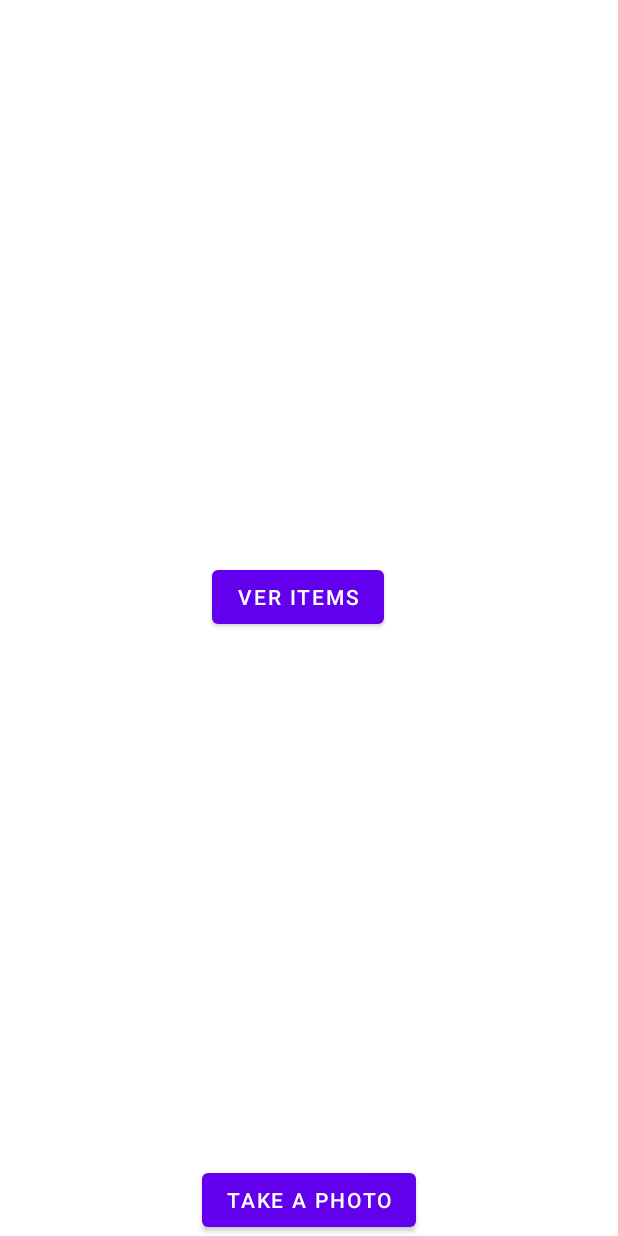
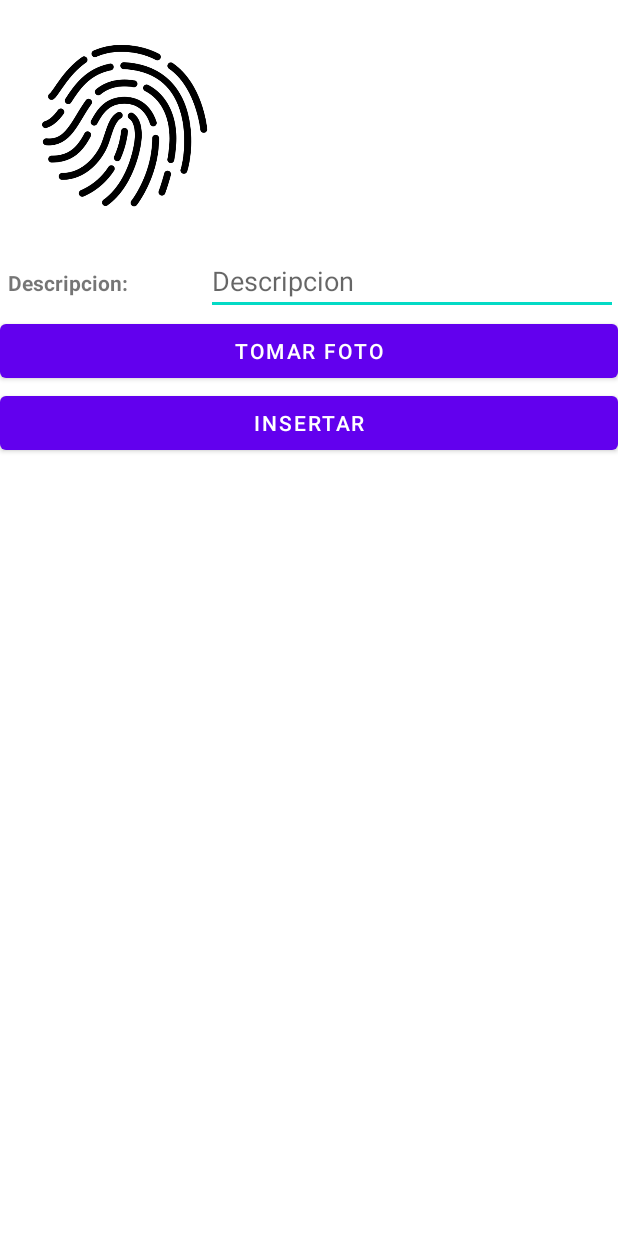
Before and after one commit to Enmeca/Lab06-Moviles, an Android app: the layout camera_activity.xml on its own in the app's theme, with its tools: preview values and no code run, on a phone screen of 412 x 824 dp. Run offline under Robolectric (Android 15) with nearby library versions, the phone set to English and light mode, and no system bars.

Commit message:
CRUD Items

```diff
--- a/Lab06/app/src/main/AndroidManifest.xml
+++ b/Lab06/app/src/main/AndroidManifest.xml
@@ -20,6 +20,8 @@
         android:theme="@style/Theme.Lab06" >
 
         <activity android:name=".main.ItemsCRUD" />
+        <activity android:name=".main.AddItems" />
+
     <activity android:name=".main.LoginActivity">
         <intent-filter>
             <action android:name="android.intent.action.MAIN" />
--- a/Lab06/app/src/main/java/com/cabegaira/lab06/Camera.kt
+++ b/Lab06/app/src/main/java/com/cabegaira/lab06/Camera.kt
@@ -24,7 +24,7 @@ class Camera : AppCompatActivity() {
     override fun onCreate(savedInstanceState: Bundle?) {
         super.onCreate(savedInstanceState)
         setContentView(R.layout.camera_activity)
-        title = "KotlinApp"
+/*        title = "KotlinApp"
         if (ContextCompat.checkSelfPermission(applicationContext, Manifest.permission.CAMERA)
             == PackageManager.PERMISSION_DENIED)
             ActivityCompat.requestPermissions(this, arrayOf(Manifest.permission.CAMERA), cameraRequest)
@@ -39,7 +39,7 @@ class Camera : AppCompatActivity() {
         photoButton.setOnClickListener {
             val ListItems = Intent(this,ItemsCRUD::class.java)
             startActivity(ListItems)
-        }
+        }*/
     }
 
     /*
--- a/Lab06/app/src/main/res/layout/camera_activity.xml
+++ b/Lab06/app/src/main/res/layout/camera_activity.xml
@@ -1,10 +1,76 @@
 <?xml version="1.0" encoding="utf-8"?>
-<RelativeLayout xmlns:android="http://schemas.android.com/apk/res/android"
+<LinearLayout xmlns:android="http://schemas.android.com/apk/res/android"
+    xmlns:app="http://schemas.android.com/apk/res-auto"
     xmlns:tools="http://schemas.android.com/tools"
+    android:orientation="vertical"
     android:layout_width="match_parent"
-    android:layout_height="match_parent"
-    tools:context=".MainActivity">
+    android:layout_height="match_parent">
+
+    <ImageView
+        android:layout_marginLeft="25dp"
+        android:layout_marginTop="25dp"
+        android:id="@+id/item_foto"
+        android:layout_width="115dp"
+        android:layout_height="115dp"
+        app:srcCompat="@drawable/fingerprint" />
+
+    <LinearLayout
+        android:layout_marginTop="24dp"
+        android:layout_width="match_parent"
+        android:layout_height="wrap_content"
+        android:orientation="horizontal">
+
+        <TextView
+            android:layout_width="0dp"
+            android:layout_weight="1"
+            android:layout_height="wrap_content"
+            android:maxLines="1"
+            android:padding="5dp"
+            android:text="Descripcion: "
+            android:textAppearance="?android:attr/textAppearanceSmall"
+            android:textStyle="bold" />
+
+        <EditText
+            android:id="@+id/desctxt"
+            android:layout_width="0dp"
+            android:layout_weight="2"
+            android:layout_height="wrap_content"
+            android:ems="10"
+            android:inputType="text"
+            android:hint="Descripcion" />
+    </LinearLayout>
+
+    <LinearLayout
+        android:layout_width="match_parent"
+        android:layout_height="wrap_content"
+        android:orientation="horizontal">
+
         <Button
+            android:id="@+id/photoBtn"
+            android:layout_width="0dp"
+            android:layout_weight="1"
+            android:layout_height="wrap_content"
+            android:text="Tomar Foto" />
+
+
+    </LinearLayout>
+
+    <LinearLayout
+        android:layout_width="match_parent"
+        android:layout_height="wrap_content"
+        android:orientation="horizontal">
+
+        <Button
+            android:id="@+id/insertBtn"
+            android:layout_width="0dp"
+            android:layout_weight="1"
+            android:layout_height="wrap_content"
+            android:text="Insertar" />
+
+
+    </LinearLayout>
+
+    <!--    <Button
             android:id="@+id/button"
             android:layout_width="wrap_content"
             android:layout_height="wrap_content"
@@ -29,5 +95,5 @@
             android:layout_width="fill_parent"
             android:layout_height="fill_parent"
             android:layout_above="@+id/button"
-        android:layout_alignParentTop="true" />
-</RelativeLayout>
+            android:layout_alignParentTop="true" />-->
+</LinearLayout>
```
Also changed, not shown: Lab06/app/src/main/java/com/cabegaira/lab06/main/AddItems.kt (+64 -1 lines). Lines whose indentation alone changed are shown as unchanged.
